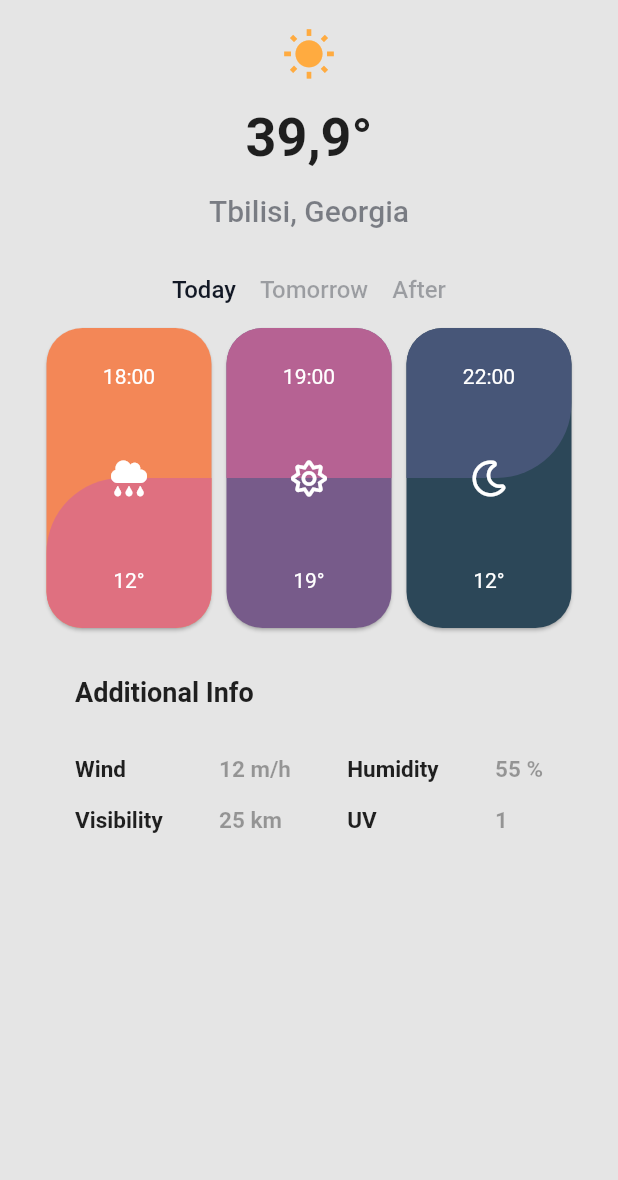
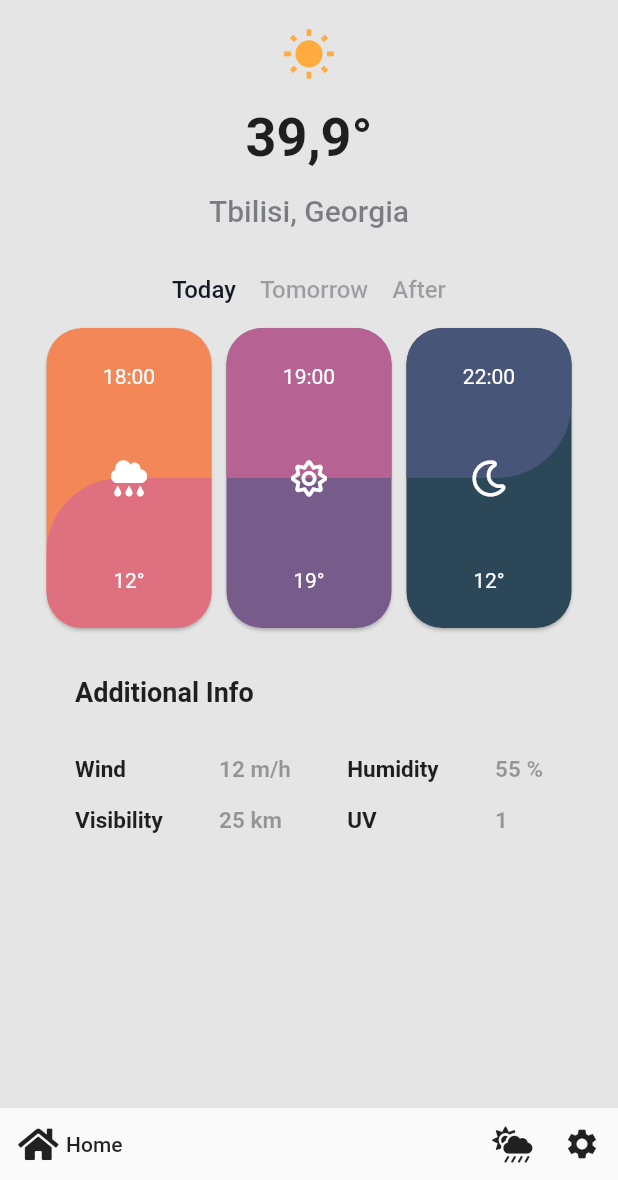
Before and after one commit to veetaw/weather, a Flutter app: the screen it shows after launch, on a phone screen of 412 x 824 dp, the part 56-1236 px from its top. Run offline on Flutter 3.47's test engine with Material 2 defaults, Android fonts, the phone set to English and light mode, and no system bars; our stand-ins replace font_awesome_flutter, functional_widget_annotation.

Commit message:
Added bottom app bar

```diff
--- a/lib/homepage/homepage.dart
+++ b/lib/homepage/homepage.dart
@@ -23,6 +23,29 @@ class HomePage extends StatelessWidget {
   Widget build(BuildContext context) {
     return Scaffold(
       appBar: _buildAppBar(context, "Weather forecast"),
+      bottomSheet: Row(
+        mainAxisAlignment: MainAxisAlignment.spaceBetween,
+        children: <Widget>[
+          FlatButton.icon(
+            icon: Icon(FontAwesomeIcons.home),
+            label: Text("Home"),
+            onPressed: () {},
+          ),
+          Row(
+            mainAxisSize: MainAxisSize.min,
+            children: <Widget>[
+              IconButton(
+                icon: Icon(FontAwesomeIcons.cloudSunRain),
+                onPressed: () {},
+              ),
+              IconButton(
+                icon: Icon(Icons.settings),
+                onPressed: () {},
+              ),
+            ],
+          ),
+        ],
+      ),
       backgroundColor: Color(0xffE5E5E5),
       body: SingleChildScrollView(
         child: Column(
```
